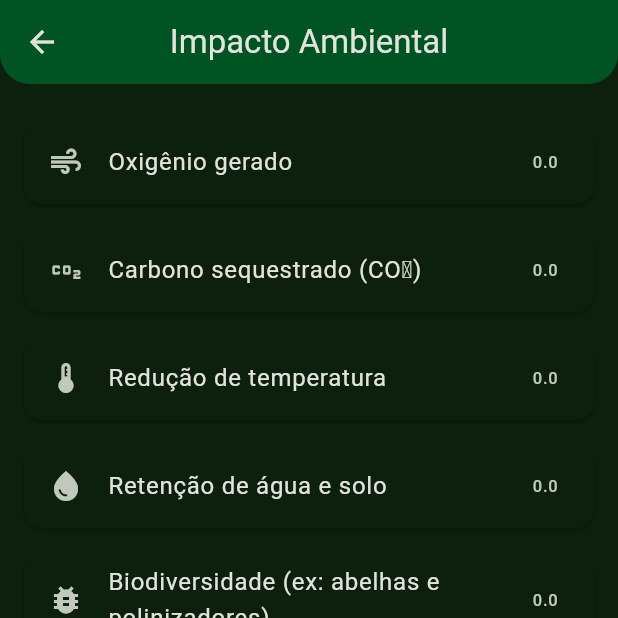
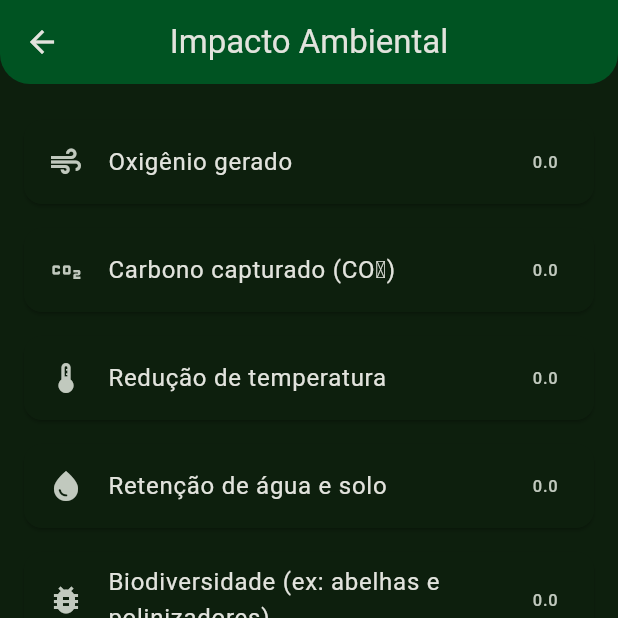
Before and after one commit to lucas3g/school_planting, a Flutter app: the ImpactPage screen opened directly, on a phone screen of 412 x 824 dp, the top half of it. Run offline on Flutter 3.47's test engine with Material 3 defaults, Android fonts, the phone set to English and light mode, and no system bars; our stand-ins replace cached_network_image, dio, dotted_border, firebase_core, flutter_bloc, geolocator and 9 more; missing offline and left inert: google_sign_in_platform_interface, super_sliver_list; accounts and stored records are empty.

Commit message:
fix: corrigir texto de exibição para 'Carbono capturado (CO₂)' na página de impacto

```diff
--- a/lib/modules/impact/presentation/impact_page.dart
+++ b/lib/modules/impact/presentation/impact_page.dart
@@ -66,7 +66,7 @@ class _ImpactPageState extends State<ImpactPage> {
                       Icons.air,
                     ),
                     _buildItem(
-                      'Carbono sequestrado (CO₂)',
+                      'Carbono capturado (CO₂)',
                       m.carbon.toStringAsFixed(1),
                       Icons.co2,
                     ),
```
